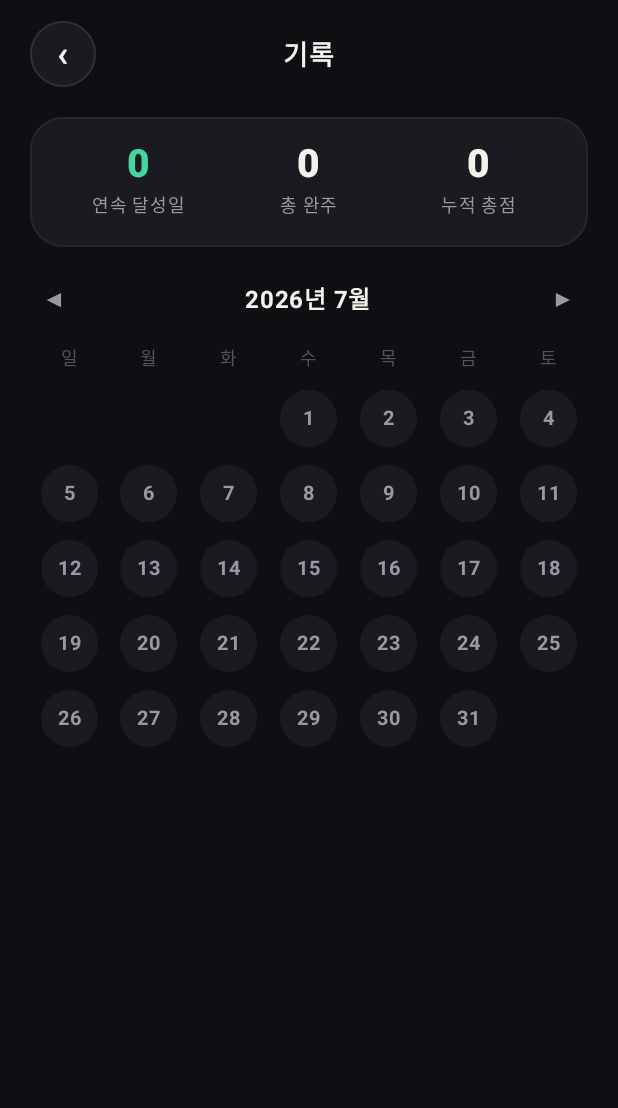
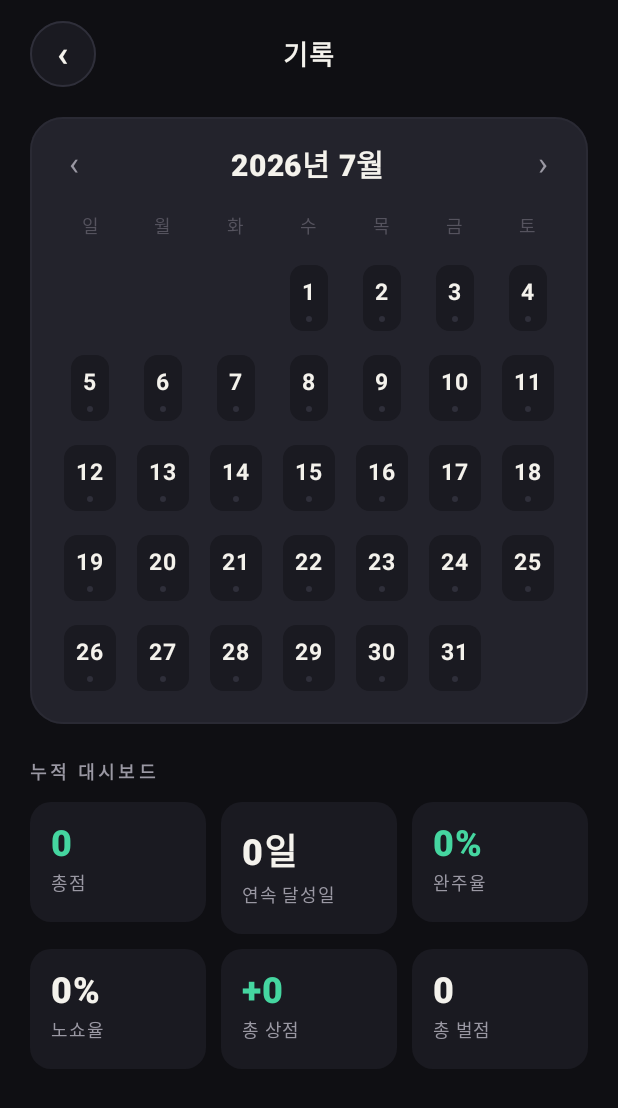
Before and after one commit to singlemarks-hash/routine, an Android app built with Jetpack Compose: the composable CalendarScreen shown on its own in the app's theme, on a phone screen of 412 x 824 dp. Shown: the top 1108 px of the screen. Run offline under Robolectric (Android 15) with nearby library versions, the phone set to English and light mode, and no system bars; our stand-ins replace Firebase (no records; nobody signed in at launch, a user with empty details on screens opened directly), Room's generated code.

Commit message:
기록 캘린더 iOS 구조 재작업(점 마커+누적 대시보드 6타일), 마이페이지 메뉴 구성·프라이버시 화면, 홈 예정된 활동 카드 디테일

```diff
--- a/android/app/src/main/java/com/singlemarks/angrymoti/ui/CalendarScreen.kt
+++ b/android/app/src/main/java/com/singlemarks/angrymoti/ui/CalendarScreen.kt
@@ -1,6 +1,7 @@
 package com.singlemarks.angrymoti.ui
 
 import androidx.compose.foundation.background
+import androidx.compose.foundation.border
 import androidx.compose.foundation.clickable
 import androidx.compose.foundation.layout.Arrangement
 import androidx.compose.foundation.layout.Box
@@ -63,49 +64,30 @@ fun CalendarScreen(onBack: () -> Unit) {
             Box(Modifier.padding(top = 14.dp)) { TLScreenHeader("기록", onBack = onBack) }
         }
         item {
-            TLCard {
-                Row {
-                    Column(Modifier.weight(1f), horizontalAlignment = Alignment.CenterHorizontally) {
-                        Text("$streak", color = TL.jade, fontSize = 26.sp, fontWeight = FontWeight.Black)
-                        Text("연속 달성일", color = TL.muted, fontSize = 12.sp)
-                    }
-                    Column(Modifier.weight(1f), horizontalAlignment = Alignment.CenterHorizontally) {
-                        Text("${finished.count { it.outcome!!.isSuccess }}", color = TL.paper,
-                            fontSize = 26.sp, fontWeight = FontWeight.Black)
-                        Text("총 완주", color = TL.muted, fontSize = 12.sp)
-                    }
-                    Column(Modifier.weight(1f), horizontalAlignment = Alignment.CenterHorizontally) {
-                        Text("${events.sumOf { it.points }}", color = TL.paper,
-                            fontSize = 26.sp, fontWeight = FontWeight.Black)
-                        Text("누적 총점", color = TL.muted, fontSize = 12.sp)
-                    }
-                }
+            // 캘린더 전체가 하나의 큰 카드 (iOS 1:1)
+            TLCard(raised = true) {
+                // 월 네비게이션
+                Row(Modifier.fillMaxWidth(), verticalAlignment = Alignment.CenterVertically) {
+                    Text("‹", color = TL.muted, fontSize = 22.sp, modifier = Modifier.clickable {
+                        month = (month.clone() as Calendar).apply { add(Calendar.MONTH, -1) }
+                    }.padding(horizontal = 10.dp))
+                    Spacer(Modifier.weight(1f))
+                    Text("${month.get(Calendar.YEAR)}년 ${month.get(Calendar.MONTH) + 1}월",
+                        color = TL.paper, fontSize = 20.sp, fontWeight = FontWeight.Black)
+                    Spacer(Modifier.weight(1f))
+                    Text("›", color = TL.muted, fontSize = 22.sp, modifier = Modifier.clickable {
+                        month = (month.clone() as Calendar).apply { add(Calendar.MONTH, 1) }
+                    }.padding(horizontal = 10.dp))
                 }
                 Spacer(Modifier.height(14.dp))
-        }
-        item {
-            // 월 헤더
-            Row(Modifier.fillMaxWidth(), verticalAlignment = Alignment.CenterVertically) {
-                Text("◀", color = TL.muted, modifier = Modifier.clickable {
-                    month = (month.clone() as Calendar).apply { add(Calendar.MONTH, -1) }
-                }.padding(8.dp))
-                Spacer(Modifier.weight(1f))
-                Text("${month.get(Calendar.YEAR)}년 ${month.get(Calendar.MONTH) + 1}월",
-                    color = TL.paper, fontSize = 16.sp, fontWeight = FontWeight.Bold)
-                Spacer(Modifier.weight(1f))
-                Text("▶", color = TL.muted, modifier = Modifier.clickable {
-                    month = (month.clone() as Calendar).apply { add(Calendar.MONTH, 1) }
-                }.padding(8.dp))
-            }
-            Spacer(Modifier.height(8.dp))
-            // 요일 헤더 + 날짜 그리드
                 Row(Modifier.fillMaxWidth()) {
                     listOf("일", "월", "화", "수", "목", "금", "토").forEach {
-                    Text(it, color = TL.faint, fontSize = 12.sp, textAlign = androidx.compose.ui.text.style.TextAlign.Center,
+                        Text(it, color = TL.faint, fontSize = 12.sp,
+                            textAlign = androidx.compose.ui.text.style.TextAlign.Center,
                             modifier = Modifier.weight(1f))
                     }
                 }
-            Spacer(Modifier.height(6.dp))
+                Spacer(Modifier.height(8.dp))
                 val first = (month.clone() as Calendar).apply {
                     set(Calendar.DAY_OF_MONTH, 1)
                     set(Calendar.HOUR_OF_DAY, 0); set(Calendar.MINUTE, 0)
@@ -113,36 +95,76 @@ fun CalendarScreen(onBack: () -> Unit) {
                 }
                 val lead = first.get(Calendar.DAY_OF_WEEK) - 1
                 val daysInMonth = month.getActualMaximum(Calendar.DAY_OF_MONTH)
-            val cells = lead + daysInMonth
-            val weeks = (cells + 6) / 7
-            Column(verticalArrangement = Arrangement.spacedBy(6.dp)) {
+                val weeks = (lead + daysInMonth + 6) / 7
+                Column(verticalArrangement = Arrangement.spacedBy(4.dp)) {
                     repeat(weeks) { w ->
                         Row(Modifier.fillMaxWidth()) {
                             repeat(7) { d ->
-                            val idx = w * 7 + d
-                            val day = idx - lead + 1
-                            Box(Modifier.weight(1f).height(44.dp), contentAlignment = Alignment.Center) {
+                                val day = w * 7 + d - lead + 1
+                                Box(Modifier.weight(1f).height(56.dp), contentAlignment = Alignment.Center) {
                                     if (day in 1..daysInMonth) {
                                         val dayStart = first.timeInMillis + (day - 1) * 86_400_000L
                                         val net = dayNet(dayStart)
-                                    val bg = when {
-                                        net == null -> TL.surface
-                                        net > 0 -> TL.jade
-                                        net < 0 -> TL.rec
-                                        else -> TL.amber
-                                    }
-                                    Box(
-                                        Modifier.size(38.dp).background(bg, CircleShape)
-                                            .clickable { selectedDay = dayStart },
-                                        contentAlignment = Alignment.Center,
+                                        val isSelected = selectedDay == dayStart
+                                        Column(
+                                            horizontalAlignment = Alignment.CenterHorizontally,
+                                            modifier = Modifier
+                                                .background(if (isSelected) TL.raised else TL.surface, TL.cornerS)
+                                                .clickable { selectedDay = dayStart }
+                                                .padding(horizontal = 8.dp, vertical = 6.dp),
                                         ) {
-                                        Text("$day", fontSize = 13.sp, fontWeight = FontWeight.Bold,
-                                            color = if (net == null) TL.muted else TL.ink)
+                                            Text("$day", color = TL.paper, fontSize = 15.sp,
+                                                fontWeight = FontWeight.Bold)
+                                            Spacer(Modifier.height(4.dp))
+                                            // 기록 마커: 없음=흐린 점 / 순+=옥 점 / 순-=빨간 링 / 0=앰버 점
+                                            when {
+                                                net == null -> Box(Modifier.size(4.dp)
+                                                    .background(TL.hairline, CircleShape))
+                                                net < 0 -> Box(Modifier.size(12.dp)
+                                                    .border(2.5.dp, TL.rec, CircleShape))
+                                                net > 0 -> Box(Modifier.size(8.dp)
+                                                    .background(TL.jade, CircleShape))
+                                                else -> Box(Modifier.size(8.dp)
+                                                    .background(TL.amber, CircleShape))
                                             }
                                         }
                                     }
                                 }
                             }
+                        }
+                    }
+                }
+            }
+            Spacer(Modifier.height(20.dp))
+        }
+        item {
+            // 누적 대시보드 — 6타일 그리드 (iOS 1:1)
+            TLEyebrow("누적 대시보드")
+            val total = events.sumOf { it.points }
+            val done = finished.size
+            val successes = finished.count { it.outcome!!.isSuccess }
+            val noShows = finished.count { it.outcome == com.singlemarks.angrymoti.models.SessionOutcome.NO_SHOW }
+            val plus = events.filter { it.points > 0 }.sumOf { it.points }
+            val minusSum = events.filter { it.points < 0 }.sumOf { it.points }
+            val completeRate = if (done > 0) successes * 100 / done else 0
+            val noShowRate = if (done > 0) noShows * 100 / done else 0
+            @Composable fun StatTile(value: String, label: String, color: androidx.compose.ui.graphics.Color,
+                                     modifier: Modifier) {
+                Column(modifier.background(TL.surface, TL.cornerM).padding(14.dp)) {
+                    Text(value, color = color, fontSize = 24.sp, fontWeight = FontWeight.Black)
+                    Text(label, color = TL.muted, fontSize = 12.sp)
+                }
+            }
+            Column(verticalArrangement = Arrangement.spacedBy(10.dp)) {
+                Row(horizontalArrangement = Arrangement.spacedBy(10.dp)) {
+                    StatTile("$total", "총점", if (total >= 0) TL.jade else TL.rec, Modifier.weight(1f))
+                    StatTile("${streak}일", "연속 달성일", TL.paper, Modifier.weight(1f))
+                    StatTile("$completeRate%", "완주율", TL.jade, Modifier.weight(1f))
+                }
+                Row(horizontalArrangement = Arrangement.spacedBy(10.dp)) {
+                    StatTile("$noShowRate%", "노쇼율", if (noShowRate > 0) TL.rec else TL.paper, Modifier.weight(1f))
+                    StatTile("+$plus", "총 상점", TL.jade, Modifier.weight(1f))
+                    StatTile("$minusSum", "총 벌점", if (minusSum < 0) TL.rec else TL.paper, Modifier.weight(1f))
                 }
             }
             Spacer(Modifier.height(16.dp))
```
Also changed, not shown: android/app/src/main/java/com/singlemarks/angrymoti/ui/HomeShell.kt (+30 -10 lines), android/app/src/main/java/com/singlemarks/angrymoti/ui/SettingsScreens.kt (+37 -3 lines). Lines whose indentation alone changed are shown as unchanged.
